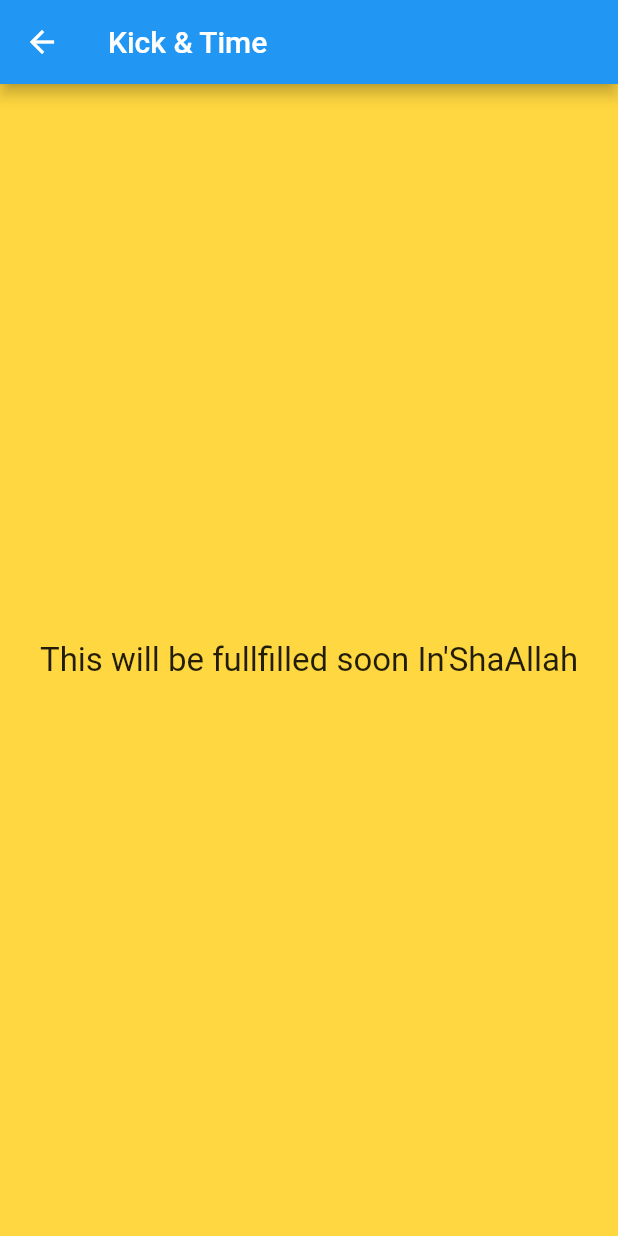
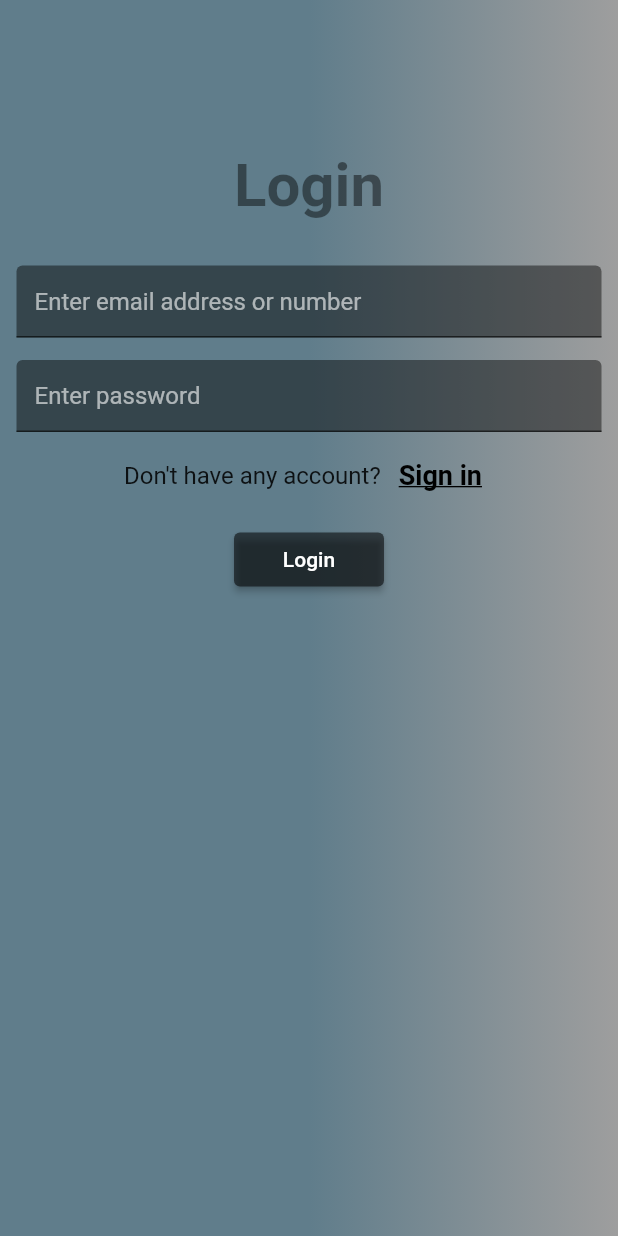
Before and after one commit to flucloxin500/Book_and_kick, a Flutter app: the screen it shows after launch, after a tap on the "login" icon, on a phone screen of 412 x 824 dp. Run offline on Flutter 3.47's test engine with Material 2 defaults, Android fonts, the light colour scheme and no system bars; our stand-ins replace lottie.

Commit message:
Splash Screen, Welcome page and Sign up navigator , navigation bar , login , signup page

```diff
--- a/lib/SplashScreen.dart
+++ /dev/null
@@ -1,100 +0,0 @@
-import 'package:flutter/material.dart';
-
-/// This package for lottie animation
-import 'package:lottie/lottie.dart';
-/// This package for navigate to sign in menu
-import 'top_right_button.dart';
-
-/// This class is for Signin elevated button
-
-class FirstPage extends StatelessWidget{
-  @override
-  Widget build(BuildContext context) {
-    return Scaffold(
-      appBar: AppBar(
-        title: Text('Kick & Time'),
-      ),
-      backgroundColor: Colors.amberAccent,
-      body: Center(
-        child: Column(
-          mainAxisAlignment: MainAxisAlignment.center,
-          children: [
-            Padding(
-              padding: const EdgeInsets.all(12.0),
-              child: Text('This will be fullfilled soon In\'ShaAllah',
-              style: TextStyle(
-                fontSize: 22,
-              ),),
-            )
-
-          ],
-        ),
-      ),
-    );
-  }
-
-}
-
-/// This class is for Splash Screen
-class SplashScreen extends StatelessWidget {
-  @override
-  Widget build(BuildContext context) {
-    /// Timer fopr the Splash timing
-    Future.delayed(Duration(seconds: 4), () {
-      /// Navigator after the animation times up
-      Navigator.pushReplacement(
-        context,
-        MaterialPageRoute(
-          builder: (context) => TopButton(), // Replace 'FirstPage()' with your actual first page widget
-        ),
-      );
-    });
-    return Scaffold(
-      backgroundColor: Colors.blueGrey,
-      body: Center(
-
-        child: Column(
-          mainAxisAlignment: MainAxisAlignment.center,
-          children: [
-            // Your app logo image in a round shape
-            ClipOval(
-              /// Showing the app logo with circle
-              child: Image.asset(
-                'assets/logo.jpg',
-                width: 180, // Adjust the width as needed
-                height: 180, // Adjust the height as needed
-                fit: BoxFit.fill,
-              ),
-            ),
-
-            SizedBox(height: 30),
-
-            // Your app name text goes here
-            Text(
-              'Book & Kick',
-              style: TextStyle(
-                fontSize: 24,
-                fontWeight: FontWeight.bold,
-              ),
-            ),
-
-            // App version serial
-
-            Text(
-              'version 1.0.0.1',
-              style: TextStyle(
-                fontSize: 16,
-
-              ),
-            ),
-            /// Here is the lottie animation resourse
-            Lottie.asset('assets/loading2.json',
-            width: 150,
-            height: 150,
-            fit: BoxFit.fill),
-          ],
-        ),
-      ),
-    );
-  }
-}
--- /dev/null
+++ b/lib/login.dart
@@ -0,0 +1,115 @@
+import 'package:flutter/material.dart';
+import 'package:turf_project/sign_in.dart';
+
+class Login extends StatelessWidget {
+  @override
+  Widget build(BuildContext context) {
+    return Scaffold(
+      body: Container(
+        width: double.infinity,
+
+        /// Multiple colour on body
+        decoration: BoxDecoration(
+            gradient: LinearGradient(begin: Alignment.center, colors: [
+          Colors.blueGrey,
+          Colors.grey,
+        ])),
+
+        ///Login text
+        child: Column(children: [
+          SizedBox(
+            height: 100,
+          ),
+          Text(
+            "Login",
+            style: TextStyle(
+              fontSize: 40,
+              fontWeight: FontWeight.w600,
+              color: Colors.black45,
+            ),
+          ),
+          SizedBox(
+            height: 30,
+          ),
+
+          ///Text field(email,password box)
+          SizedBox(
+            width: 390,
+            child: TextField(
+              decoration: InputDecoration(
+                  fillColor: Colors.black45,
+                  filled: true,
+                  hintText: "Enter email address or number",
+                  hintStyle: TextStyle(color: Colors.white60)),
+            ),
+          ),
+          SizedBox(
+            height: 15,
+          ),
+          SizedBox(
+            width: 390,
+            child: TextField(
+                obscureText: true,
+                decoration: InputDecoration(
+                    fillColor: Colors.black45,
+                    filled: true,
+                    hintText: "Enter password",
+                    hintStyle: TextStyle(color: Colors.white60))),
+          ),
+          SizedBox(
+            height: 5,
+          ),
+          Row(
+            mainAxisAlignment: MainAxisAlignment.center,
+            children: [
+              Text(
+                "Don't have any account? ",
+                style: TextStyle(
+                  fontSize: 16,
+                  color: Colors.black87,
+                ),
+              ),
+
+              ///Signup button
+              TextButton(
+                  style: OutlinedButton.styleFrom(
+                      textStyle: TextStyle(
+                    fontSize: 18,
+                    fontWeight: FontWeight.w600,
+                  )),
+                  onPressed: () {
+
+                    Navigator.push(
+                      context,
+                      MaterialPageRoute(builder: (context) => Signin()),
+                    );
+                  },
+                  child: Text(
+                    "Sign in",
+                    style: TextStyle(
+                        decoration: TextDecoration.underline,
+                        color: Colors.black),
+                  ))
+            ],
+          ),
+
+          ///Login button
+          SizedBox(
+            height: 8,
+          ),
+          Container(
+            width: 100,
+            child: ElevatedButton(
+                style: ElevatedButton.styleFrom(
+                  backgroundColor: Colors.black54,
+                ),
+                onPressed: () {
+                  print("Logged in");
+                },
+                child: Text("Login")),
+          )
+        ]),
+      ),
+    );
+  }
+}
--- a/lib/main.dart
+++ b/lib/main.dart
@@ -1,7 +1,8 @@
 import 'package:flutter/material.dart';
+import 'package:lottie/lottie.dart';
+import 'package:turf_project/mainmenu.dart';
 
 /// This package for splash screen menu
-import 'SplashScreen.dart';
 
 void main() {
   runApp(MyApp());
@@ -13,8 +14,71 @@ class MyApp extends StatelessWidget {
     return MaterialApp(
       /// Debug checker
 
-      debugShowCheckedModeBanner:false,
-      home: SplashScreen(), // Display the SplashScreen widget as the first screen
+      debugShowCheckedModeBanner: false,
+      home:
+          SplashScreen(), // Display the SplashScreen widget as the first screen
     );
   }
 }
+
+/// This class is for Splash Screen
+class SplashScreen extends StatelessWidget {
+  @override
+  Widget build(BuildContext context) {
+    /// Timer fopr the Splash timing
+    Future.delayed(Duration(seconds: 4), () {
+      /// Navigator after the animation times up
+      Navigator.pushReplacement(
+        context,
+        MaterialPageRoute(
+          builder: (context) =>
+              MainHomeScreen(), // Replace 'FirstPage()' with your actual first page widget
+        ),
+      );
+    });
+    return Scaffold(
+      backgroundColor: Colors.blueGrey,
+      body: Center(
+        child: Column(
+          mainAxisAlignment: MainAxisAlignment.center,
+          children: [
+            // Your app logo image in a round shape
+            ClipOval(
+              /// Showing the app logo with circle
+              child: Image.asset(
+                'assets/logo.jpg',
+                width: 180, // Adjust the width as needed
+                height: 180, // Adjust the height as needed
+                fit: BoxFit.fill,
+              ),
+            ),
+
+            SizedBox(height: 30),
+
+            // Your app name text goes here
+            Text(
+              'Book & Kick',
+              style: TextStyle(
+                fontSize: 24,
+                fontWeight: FontWeight.bold,
+              ),
+            ),
+
+            // App version serial
+
+            Text(
+              'version 1.0.0.1',
+              style: TextStyle(
+                fontSize: 16,
+              ),
+            ),
+
+            /// Here is the lottie animation resourse
+            Lottie.asset('assets/loading2.json',
+                width: 150, height: 150, fit: BoxFit.fill),
+          ],
+        ),
+      ),
+    );
+  }
+}
--- a/lib/top_right_button.dart
+++ b/lib/mainmenu.dart
@@ -1,9 +1,10 @@
 import 'package:flutter/material.dart';
-import 'package:turf_project/SplashScreen.dart';
+import 'package:turf_project/login.dart';
+
 import 'package:turf_project/top_left_navigation.dart';
 
 
-class TopButton extends StatelessWidget {
+class MainHomeScreen extends StatelessWidget {
   @override
   Widget build(BuildContext context) {
     return MaterialApp(
@@ -42,7 +43,7 @@ class TopButton extends StatelessWidget {
                   onPressed: () {
                     Navigator.push(
                       context,
-                      MaterialPageRoute(builder: (context) => FirstPage()),
+                      MaterialPageRoute(builder: (context) => Login()),
                     );
                   },
                   style: ElevatedButton.styleFrom(
--- a/lib/top_left_navigation.dart
+++ b/lib/top_left_navigation.dart
@@ -1,12 +1,11 @@
 import 'package:flutter/material.dart';
 
-
-class TopLeftNavigation extends StatelessWidget{
+class TopLeftNavigation extends StatelessWidget {
   @override
   Widget build(BuildContext context) {
     return Scaffold(
       appBar: AppBar(
-        title: Text('Kick & Time'),
+        title: Text('Book & Kick'),
       ),
       backgroundColor: Colors.amberAccent,
       body: Center(
@@ -15,16 +14,16 @@ class TopLeftNavigation extends StatelessWidget{
           children: [
             Padding(
               padding: const EdgeInsets.all(12.0),
-              child: Text('Here will be a navigation bar',
+              child: Text(
+                'Here will be a navigation bar',
                 style: TextStyle(
                   fontSize: 22,
-                ),),
+                ),
+              ),
             )
-
           ],
         ),
       ),
     );
   }
-
 }
```
Also changed, not shown: lib/sign_in.dart (added, +121 -0 lines).
